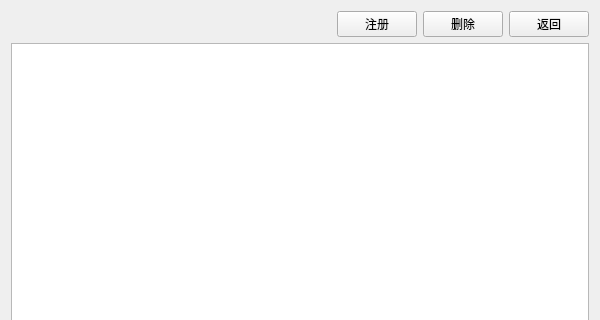
ChaoII/fram-qt, file widgets/faceinfowidget.ui: the form before one commit; both pictures show x 0 to 600 and y 0 to 320 of the 600 by 1024 pixel window.
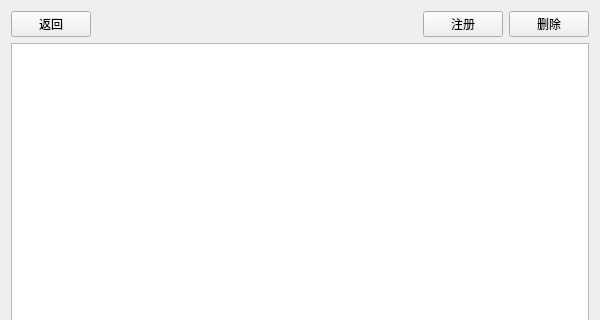
The form after the commit.

What changed in the file:
```diff
--- a/widgets/faceinfowidget.ui
+++ b/widgets/faceinfowidget.ui
@@ -14,8 +14,18 @@
    <string>Form</string>
   </property>
   <layout class="QVBoxLayout" name="verticalLayout">
+   <property name="sizeConstraint">
+    <enum>QLayout::SetNoConstraint</enum>
+   </property>
    <item>
     <layout class="QHBoxLayout" name="horizontalLayout">
+     <item>
+      <widget class="QPushButton" name="pb1_back">
+       <property name="text">
+        <string>返回</string>
+       </property>
+      </widget>
+     </item>
      <item>
       <spacer name="horizontalSpacer">
        <property name="orientation">
@@ -43,13 +53,6 @@
        </property>
       </widget>
      </item>
-     <item>
-      <widget class="QPushButton" name="pb1_back">
-       <property name="text">
-        <string>返回</string>
-       </property>
-      </widget>
-     </item>
     </layout>
    </item>
    <item>
```
Left out of the diff: 3 changed lines with no effect on the pictures.
